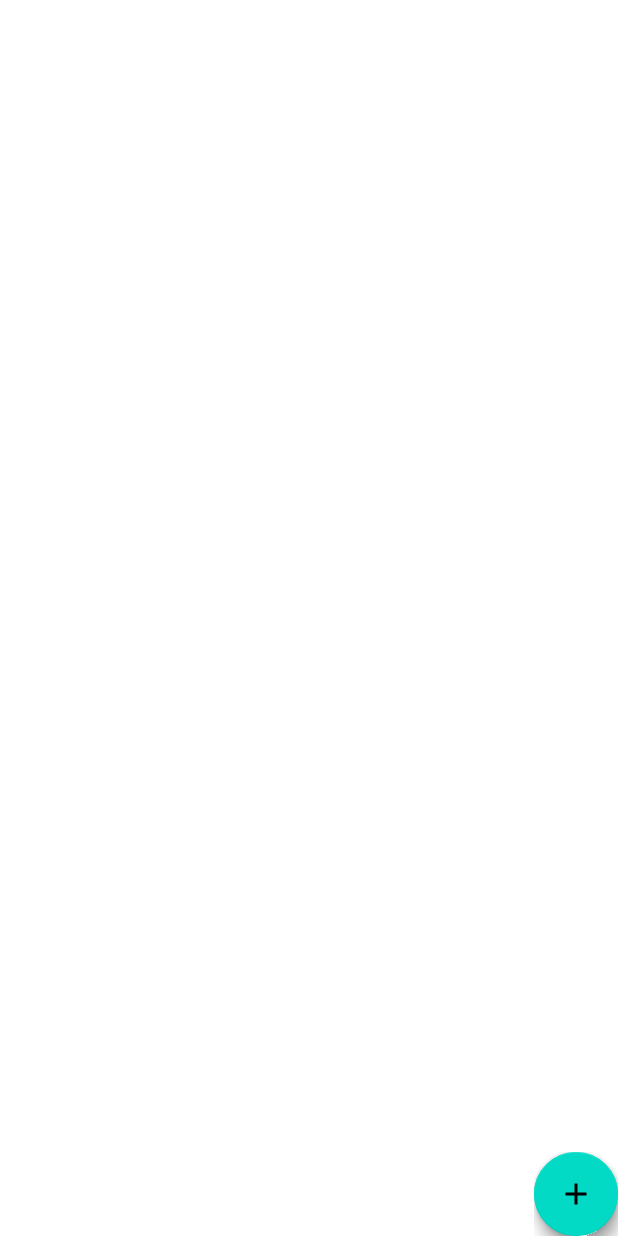
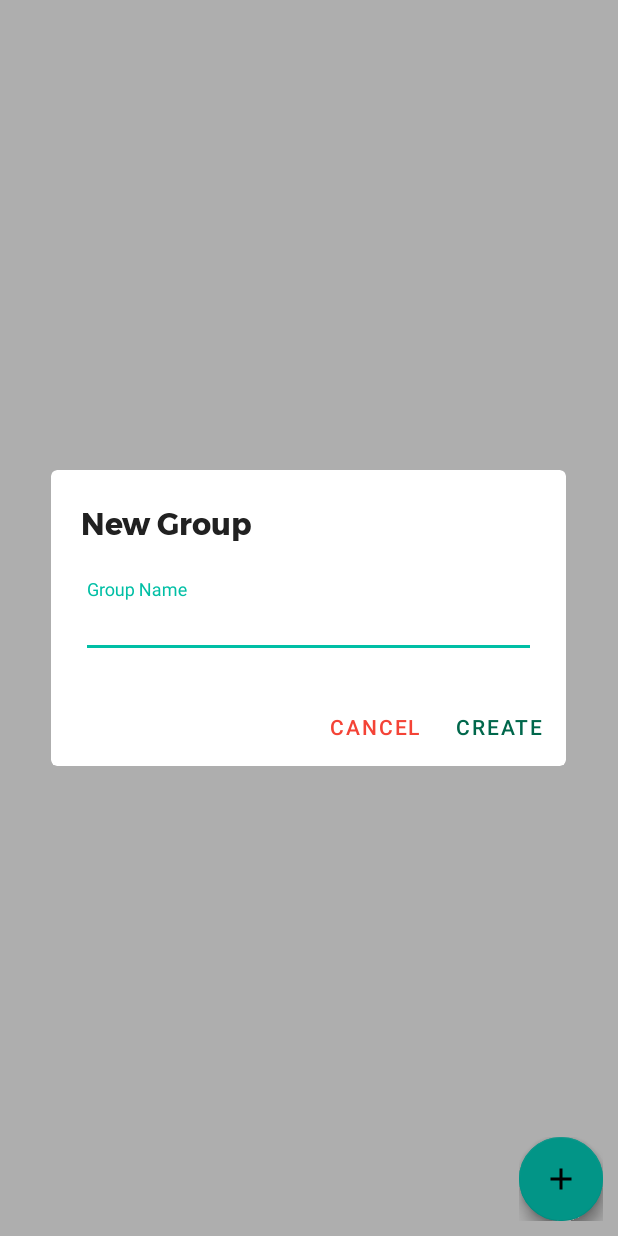
Before and after one commit to Ninkuk/Grocery-Radar, an Android app: the screen it shows after launch (MainActivity), after a tap on an icon or button, on a phone screen of 412 x 824 dp. Run offline under Robolectric (Android 15) with nearby library versions, the phone set to English and light mode, and no system bars; our stand-ins replace Firebase (no records; nobody signed in at launch, a user with empty details on screens opened directly); plain views replace FloatingActionButton, FloatingActionMenu.

Commit message:
Implemented the add group dialog box. It will add a new group the user can access and will also add it to Firestore

```diff
--- a/app/src/main/java/tech/groceryradar/groceryradar/MainActivity.kt
+++ b/app/src/main/java/tech/groceryradar/groceryradar/MainActivity.kt
@@ -1,14 +1,16 @@
 package tech.groceryradar.groceryradar
 
 import android.annotation.SuppressLint
+import android.content.DialogInterface
+import android.graphics.Color
 import androidx.appcompat.app.AppCompatActivity
 import android.os.Bundle
-import android.util.Log
-import android.view.View
-import android.widget.Adapter
+import androidx.appcompat.app.AlertDialog
 import androidx.recyclerview.widget.GridLayoutManager
+import com.google.android.material.dialog.MaterialAlertDialogBuilder
 import com.google.firebase.firestore.FirebaseFirestore
 import kotlinx.android.synthetic.main.activity_main.*
+import kotlinx.android.synthetic.main.new_group_dialog.view.*
 
 class MainActivity : AppCompatActivity() {
     @SuppressLint("LogNotTimber")
@@ -35,15 +37,18 @@ class MainActivity : AppCompatActivity() {
                     var tagsList: MutableList<Tag> = mutableListOf()
 
                     dbRef.collection("items").get().addOnSuccessListener {
-                        itemsList = it.toObjects(Items::class.java)
+                        if (!it.isEmpty)
+                            itemsList = it.toObjects(Items::class.java)
                     }
 
                     dbRef.collection("customItems").get().addOnSuccessListener {
-                        customItemsList = it.toObjects(Items::class.java)
+                        if (!it.isEmpty)
+                            customItemsList = it.toObjects(Items::class.java)
                     }
 
                     dbRef.collection("tags").get().addOnSuccessListener {
-                        tagsList = it.toObjects(Tag::class.java)
+                        if (!it.isEmpty)
+                            tagsList = it.toObjects(Tag::class.java)
                     }
 
                     val peopleList: MutableList<String> =
@@ -69,7 +74,62 @@ class MainActivity : AppCompatActivity() {
         }
 
         createListBtn.setOnClickListener {
+            val builder = MaterialAlertDialogBuilder(this)
+            val inflater = layoutInflater
+            val alertLayout = inflater.inflate(R.layout.new_group_dialog, null)
+            builder.setView(alertLayout)
 
+            builder
+                .setPositiveButton("Create", null)
+                .setNegativeButton(
+                    "Cancel"
+                ) { dialogInterface: DialogInterface, _: Int -> }
+
+            val alert = builder.create()
+
+            //the positiveButton is defined here so I can check if the fields are filled in without closing the Dialog
+            alert.setOnShowListener {
+                val positiveButton = alert.getButton(AlertDialog.BUTTON_POSITIVE)
+                positiveButton.setOnClickListener {
+                    val groupName: String
+
+                    if (alertLayout.GroupTextView.text.toString().isNotEmpty()) {
+                        groupName = alertLayout.GroupTextView.text.toString()
+                    } else {
+                        alertLayout.GroupTextView.error = "Fill out a name"
+                        return@setOnClickListener
+                    }
+
+                    //TODO generate a QR code and add it to the text file
+                    //TODO store the person's name and add it here
+                    val group = Group("Code", groupName, mutableListOf("Bader Alrifai"))
+                    groups.add(group)
+                    adapter.notifyDataSetChanged()
+
+                    val db = FirebaseFirestore.getInstance()
+                    val dbRef = db.collection("groups").document("Code")
+
+                    //TODO Add the QR code and person properly here
+                    val groupHashMap = hashMapOf(
+                        "qrCode" to "Code1",
+                        "listName" to groupName,
+                        "people" to mutableListOf("Bader Alrifai")
+                    )
+                    dbRef.set(groupHashMap)
+
+                    alert.dismiss()
+                }
+            }
+
+            alert.show()
+
+            //removes the weird button BG and changes text color
+            val negativeButton = alert.getButton(DialogInterface.BUTTON_NEGATIVE)
+            negativeButton.setBackgroundResource(0)
+            negativeButton.setTextColor(Color.parseColor("#F44336"))
+            val positiveButton = alert.getButton(DialogInterface.BUTTON_POSITIVE)
+            positiveButton.setBackgroundResource(0)
+            positiveButton.setTextColor(Color.parseColor("#00674b"))
         }
 
     }
--- a/app/src/main/res/layout/activity_main.xml
+++ b/app/src/main/res/layout/activity_main.xml
@@ -17,9 +17,9 @@
 
         <androidx.recyclerview.widget.RecyclerView
             android:id="@+id/groupRecyclerView"
-            android:layout_width="409dp"
-            android:layout_height="729dp"
-            android:layout_marginTop="10dp">
+            android:layout_marginStart="30dp"
+            android:layout_width="match_parent"
+            android:layout_height="wrap_content">
 
         </androidx.recyclerview.widget.RecyclerView>
 
@@ -30,7 +30,9 @@
             app:menu_colorNormal="@color/colorPrimary"
             app:menu_colorPressed="@color/teal"
             app:menu_colorRipple="@color/teal"
-            app:menu_fab_label="New List">
+            app:menu_fab_label="New List"
+            tools:ignore="RtlHardcoded"
+            android:padding="10dp">
 
             <com.github.clans.fab.FloatingActionButton
                 android:id="@+id/joinListBtn"
--- a/app/src/main/res/layout/new_group_dialog.xml
+++ b/app/src/main/res/layout/new_group_dialog.xml
@@ -1,6 +1,45 @@
 <?xml version="1.0" encoding="utf-8"?>
-<androidx.constraintlayout.widget.ConstraintLayout
-    xmlns:android="http://schemas.android.com/apk/res/android" android:layout_width="match_parent"
-    android:layout_height="match_parent">
+<androidx.constraintlayout.widget.ConstraintLayout xmlns:android="http://schemas.android.com/apk/res/android"
+    xmlns:app="http://schemas.android.com/apk/res-auto"
+    xmlns:tools="http://schemas.android.com/tools"
+    android:layout_width="match_parent"
+    android:layout_height="wrap_content">
+
+    <LinearLayout
+        android:layout_width="match_parent"
+        android:layout_height="match_parent"
+        android:orientation="vertical">
+
+        <TextView
+            android:id="@+id/addGroupTitle"
+            android:layout_width="match_parent"
+            android:layout_height="wrap_content"
+            android:fontFamily="@font/montserrat_bold"
+            android:paddingStart="20dp"
+            android:paddingTop="20dp"
+            android:paddingEnd="20dp"
+            android:text="@string/new_group"
+            android:textColor="#212121"
+            android:textAlignment="textStart"
+            android:textSize="20sp" />
+
+        <com.google.android.material.textfield.TextInputLayout
+            android:id="@+id/GroupTextInputLayout"
+            style="@style/Widget.Design.TextInputLayout"
+            android:layout_width="match_parent"
+            android:layout_height="wrap_content"
+            android:ems="10"
+            android:hint="@string/group_name"
+            android:padding="20dp"
+            android:textColorHint="#99FFFFFF">
+
+            <com.google.android.material.textfield.TextInputEditText
+                android:id="@+id/GroupTextView"
+                android:layout_width="match_parent"
+                android:layout_height="wrap_content"
+                android:ems="10"
+                android:textSize="15sp" />
+        </com.google.android.material.textfield.TextInputLayout>
+    </LinearLayout>
 
 </androidx.constraintlayout.widget.ConstraintLayout>
--- a/app/src/main/res/values/strings.xml
+++ b/app/src/main/res/values/strings.xml
@@ -1,3 +1,5 @@
 <resources>
     <string name="app_name">Grocery Radar</string>
+    <string name="group_name">Group Name</string>
+    <string name="new_group">New Group</string>
 </resources>
```
Also changed, not shown: app/src/main/res/layout/group_cell.xml (+9 -6 lines).
